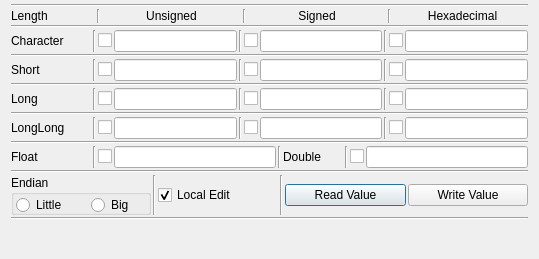
This is source/binary_values_view.ui in Rolloke/GUI-Apps as Qt 5 draws it before an edit. The edited form follows.
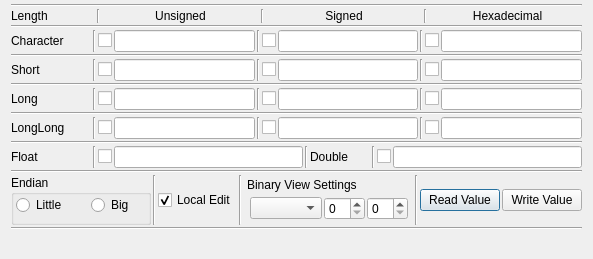
This is the edited form.

Commit message: implemented binary table viewer for several data types

```diff
--- a/source/binary_values_view.ui
+++ b/source/binary_values_view.ui
@@ -6,7 +6,7 @@
    <rect>
     <x>0</x>
     <y>0</y>
-    <width>539</width>
+    <width>578</width>
     <height>259</height>
    </rect>
   </property>
@@ -626,6 +626,76 @@
        </property>
       </widget>
      </item>
+     <item>
+      <widget class="Line" name="line_24">
+       <property name="orientation">
+        <enum>Qt::Vertical</enum>
+       </property>
+      </widget>
+     </item>
+     <item>
+      <layout class="QVBoxLayout" name="verticalLayoutTableView">
+       <property name="leftMargin">
+        <number>3</number>
+       </property>
+       <property name="topMargin">
+        <number>3</number>
+       </property>
+       <property name="rightMargin">
+        <number>2</number>
+       </property>
+       <property name="bottomMargin">
+        <number>2</number>
+       </property>
+       <item>
+        <widget class="QLabel" name="labelTableView">
+         <property name="text">
+          <string>Binary View Settings</string>
+         </property>
+        </widget>
+       </item>
+       <item>
+        <layout class="QHBoxLayout" name="horizontalLayoutTableView">
+         <property name="leftMargin">
+          <number>3</number>
+         </property>
+         <property name="topMargin">
+          <number>3</number>
+         </property>
+         <property name="rightMargin">
+          <number>3</number>
+         </property>
+         <property name="bottomMargin">
+          <number>3</number>
+         </property>
+         <item>
+          <widget class="QComboBox" name="comboType">
+           <property name="toolTip">
+            <string>Choose data type for table view</string>
+           </property>
+          </widget>
+         </item>
+         <item>
+          <widget class="QSpinBox" name="spinColumns">
+           <property name="toolTip">
+            <string>Edit number of collumns shown in binary table view</string>
+           </property>
+           <property name="maximum">
+            <number>32</number>
+           </property>
+          </widget>
+         </item>
+         <item>
+          <widget class="QSpinBox" name="spinOffset">
+           <property name="toolTip">
+            <string>Edit offset for first byte</string>
+           </property>
+          </widget>
+         </item>
+        </layout>
+       </item>
+      </layout>
+     </item>
      <item>
       <widget class="Line" name="line_22">
        <property name="orientation">
```
The commit also changes 9 other files.
